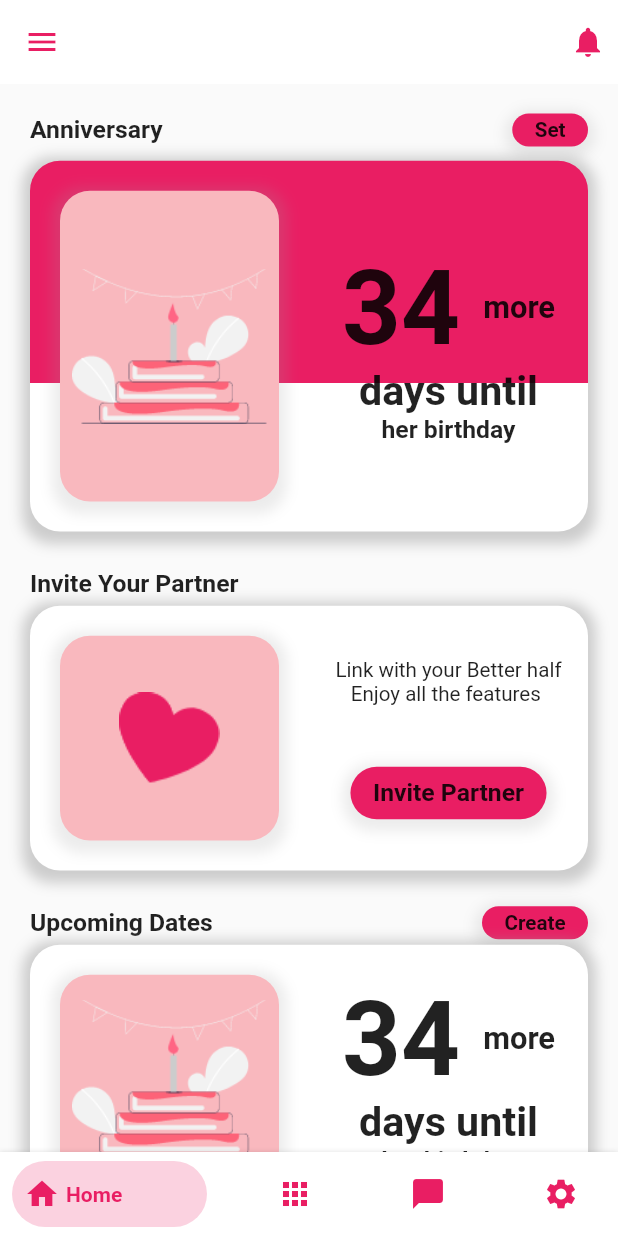
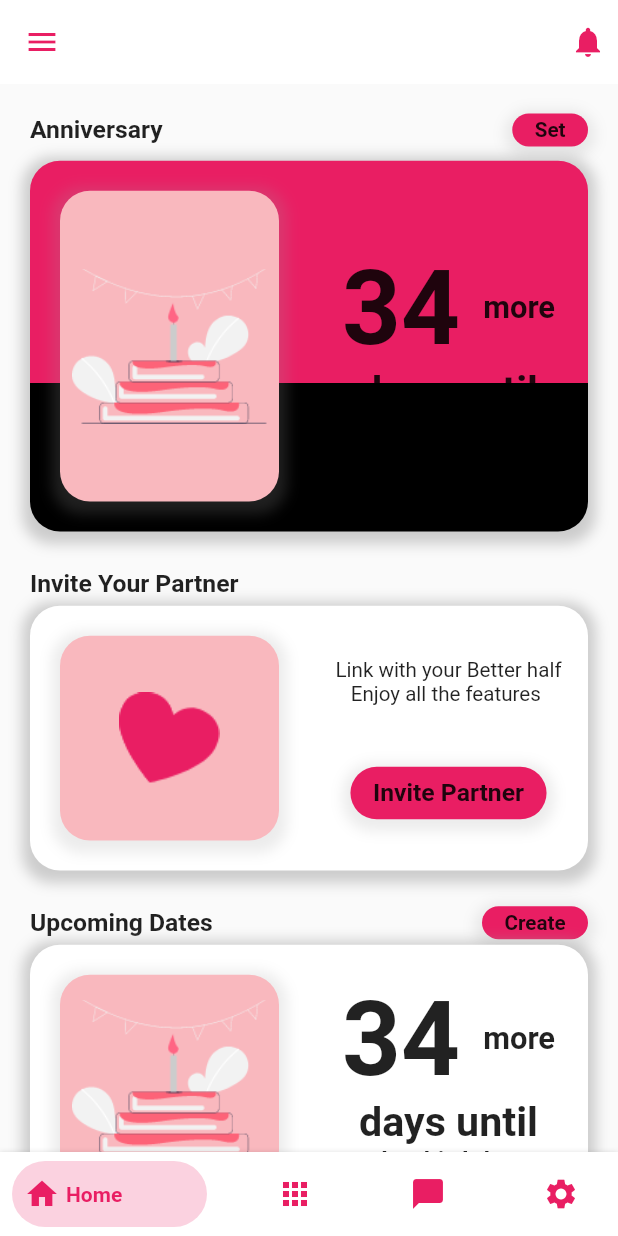
Before and after one commit to osama-io/counter, a Flutter app: the screen it shows after launch, on a phone screen of 412 x 824 dp. Run offline on Flutter 3.47's test engine with Material 2 defaults, Android fonts, the light colour scheme and no system bars; drawn by our look-alikes of bottom_navy_bar; our stand-ins replace animated_splash_screen, cached_network_image, cloud_firestore, firebase_auth, firebase_core, firebase_database and 4 more; accounts and stored records are empty.

Commit message:
ui not completed

```diff
--- a/lib/ui/home_ui.dart
+++ b/lib/ui/home_ui.dart
@@ -180,7 +180,7 @@ class HomeScreen extends StatelessWidget {
                               colors: [
                                 Colors.pink,
 
-                                Colors.white,
+                                Colors.black,
 
                               ],
                             ),
```
